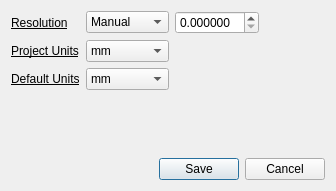
Above: qt/settings_dialog.ui from CauldronDevelopmentLLC/CAMotics before the change. Below: the same form after it.
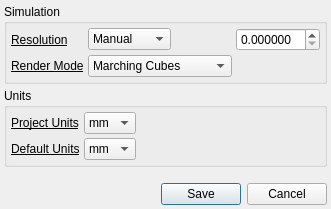
That is the form after the change.

Commit message: Allow setting render mode in debug mode

```diff
--- a/qt/settings_dialog.ui
+++ b/qt/settings_dialog.ui
@@ -6,16 +6,71 @@
    <rect>
     <x>0</x>
     <y>0</y>
-    <width>336</width>
-    <height>191</height>
+    <width>314</width>
+    <height>209</height>
    </rect>
   </property>
   <property name="windowTitle">
    <string>Settings</string>
   </property>
-  <layout class="QVBoxLayout" name="verticalLayout">
+  <layout class="QVBoxLayout" name="verticalLayout_3">
+   <property name="spacing">
+    <number>4</number>
+   </property>
+   <property name="leftMargin">
+    <number>4</number>
+   </property>
+   <property name="topMargin">
+    <number>4</number>
+   </property>
+   <property name="rightMargin">
+    <number>4</number>
+   </property>
+   <property name="bottomMargin">
+    <number>4</number>
+   </property>
    <item>
-    <layout class="QGridLayout" name="gridLayout_8">
+    <widget class="QGroupBox" name="groupBox">
+     <property name="font">
+      <font>
+       <weight>50</weight>
+       <bold>false</bold>
+      </font>
+     </property>
+     <property name="title">
+      <string>Simulation</string>
+     </property>
+     <layout class="QVBoxLayout" name="verticalLayout_2">
+      <property name="spacing">
+       <number>4</number>
+      </property>
+      <property name="leftMargin">
+       <number>4</number>
+      </property>
+      <property name="topMargin">
+       <number>4</number>
+      </property>
+      <property name="rightMargin">
+       <number>4</number>
+      </property>
+      <property name="bottomMargin">
+       <number>4</number>
+      </property>
+      <item>
+       <layout class="QGridLayout" name="gridLayout_2">
+        <item row="0" column="3">
+         <spacer name="horizontalSpacer">
+          <property name="orientation">
+           <enum>Qt::Horizontal</enum>
+          </property>
+          <property name="sizeHint" stdset="0">
+           <size>
+            <width>13</width>
+            <height>17</height>
+           </size>
+          </property>
+         </spacer>
+        </item>
      <item row="0" column="2">
       <widget class="QDoubleSpinBox" name="resolutionDoubleSpinBox">
        <property name="sizePolicy">
@@ -38,31 +93,6 @@
        </property>
       </widget>
      </item>
-     <item row="0" column="3">
-      <spacer name="horizontalSpacer">
-       <property name="orientation">
-        <enum>Qt::Horizontal</enum>
-       </property>
-       <property name="sizeHint" stdset="0">
-        <size>
-         <width>13</width>
-         <height>17</height>
-        </size>
-       </property>
-      </spacer>
-     </item>
-     <item row="0" column="0">
-      <widget class="QLabel" name="label_25">
-       <property name="font">
-        <font>
-         <underline>true</underline>
-        </font>
-       </property>
-       <property name="text">
-        <string>Resolution</string>
-       </property>
-      </widget>
-     </item>
      <item row="0" column="1">
       <widget class="QComboBox" name="resolutionComboBox">
        <property name="sizePolicy">
@@ -101,7 +131,79 @@
        </item>
       </widget>
      </item>
+        <item row="0" column="0">
+         <widget class="QLabel" name="label_25">
+          <property name="font">
+           <font>
+            <underline>true</underline>
+           </font>
+          </property>
+          <property name="text">
+           <string>Resolution</string>
+          </property>
+         </widget>
+        </item>
      <item row="1" column="0">
+         <widget class="QLabel" name="renderModeLabel">
+          <property name="font">
+           <font>
+            <underline>true</underline>
+           </font>
+          </property>
+          <property name="text">
+           <string>Render Mode</string>
+          </property>
+         </widget>
+        </item>
+        <item row="1" column="1">
+         <widget class="QComboBox" name="renderModeComboBox">
+          <item>
+           <property name="text">
+            <string>Marching Cubes</string>
+           </property>
+          </item>
+          <item>
+           <property name="text">
+            <string>Marching Tetrahedra</string>
+           </property>
+          </item>
+         </widget>
+        </item>
+       </layout>
+      </item>
+     </layout>
+    </widget>
+   </item>
+   <item>
+    <widget class="QGroupBox" name="groupBox_2">
+     <property name="font">
+      <font>
+       <weight>50</weight>
+       <bold>false</bold>
+      </font>
+     </property>
+     <property name="title">
+      <string>Units</string>
+     </property>
+     <layout class="QVBoxLayout" name="verticalLayout">
+      <property name="spacing">
+       <number>4</number>
+      </property>
+      <property name="leftMargin">
+       <number>4</number>
+      </property>
+      <property name="topMargin">
+       <number>4</number>
+      </property>
+      <property name="rightMargin">
+       <number>4</number>
+      </property>
+      <property name="bottomMargin">
+       <number>4</number>
+      </property>
+      <item>
+       <layout class="QGridLayout" name="gridLayout">
+        <item row="0" column="0">
       <widget class="QLabel" name="label_26">
        <property name="font">
         <font>
@@ -113,7 +215,7 @@
        </property>
       </widget>
      </item>
-     <item row="1" column="1">
+        <item row="0" column="1">
       <widget class="QComboBox" name="unitsComboBox">
        <item>
         <property name="text">
@@ -127,7 +229,7 @@
        </item>
       </widget>
      </item>
-     <item row="2" column="0">
+        <item row="1" column="0">
       <widget class="QLabel" name="label_27">
        <property name="font">
         <font>
@@ -139,7 +241,7 @@
        </property>
       </widget>
      </item>
-     <item row="2" column="1">
+        <item row="1" column="1">
       <widget class="QComboBox" name="defaultUnitsComboBox">
        <item>
         <property name="text">
@@ -153,7 +255,23 @@
        </item>
       </widget>
      </item>
-    </layout>
+        <item row="0" column="2">
+         <spacer name="horizontalSpacer_2">
+          <property name="orientation">
+           <enum>Qt::Horizontal</enum>
+          </property>
+          <property name="sizeHint" stdset="0">
+           <size>
+            <width>13</width>
+            <height>17</height>
+           </size>
+          </property>
+         </spacer>
+        </item>
+       </layout>
+      </item>
+     </layout>
+    </widget>
    </item>
    <item>
     <spacer name="verticalSpacer">
```
Lines whose indentation alone changed are shown as unchanged. The commit also changes 7 other files.
